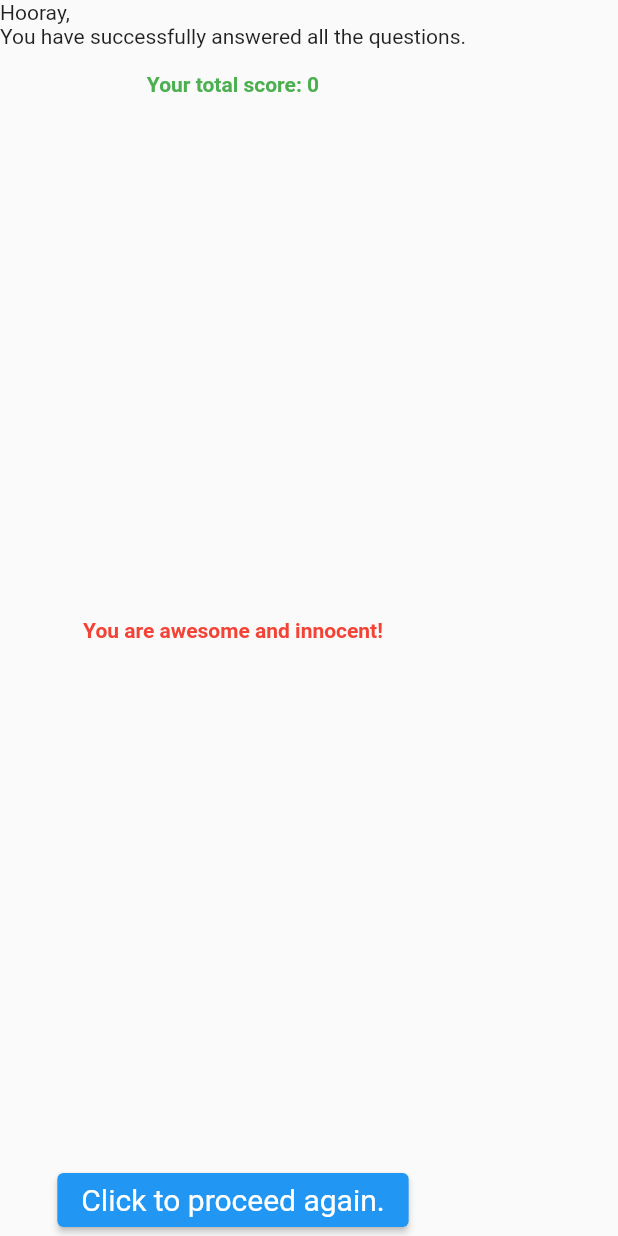
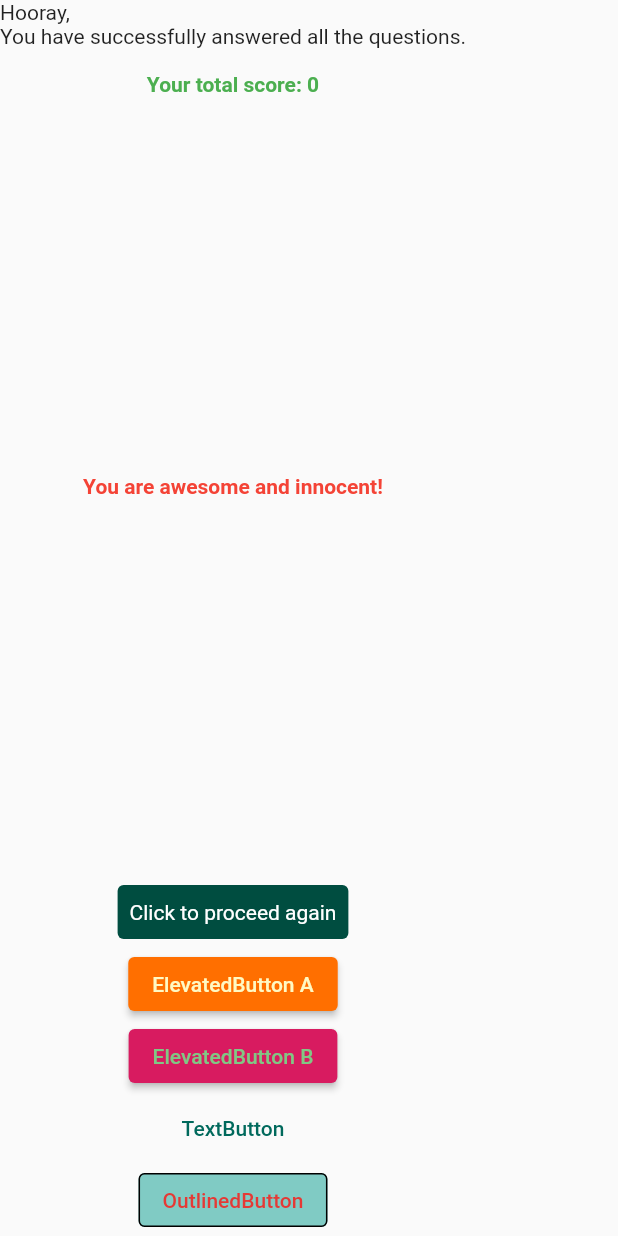
Before and after one commit to vinitkr28/UdemyFlutterAndDartTheCompleteGuide, a Flutter app: the Result widget shown alone on an empty page, opened directly with empty values, on a phone screen of 412 x 824 dp. Run offline on Flutter 3.47's test engine with Material 2 defaults, Android fonts, the phone set to English and light mode, and no system bars.

Commit message:
different types of button.

```diff
--- a/udemy_flutter_section2a/lib/result.dart
+++ b/udemy_flutter_section2a/lib/result.dart
@@ -74,7 +74,63 @@ class Result extends StatelessWidget {
         Spacer(
           flex: 1,
         ),
+        TextButton(
+          onPressed: _proceedAgain,
+          child: Text(
+            "Click to proceed again",
+            style: TextStyle(
+              fontWeight: FontWeight.normal,
+              color: Colors.white,
+            ),
+          ),
+          style: TextButton.styleFrom(
+            backgroundColor: Colors.teal[900],
+            padding: EdgeInsets.all(8),
+            //few more styles
+          ),
+        ),
         ElevatedButton(
+          onPressed: () {},
+          child: Text("ElevatedButton A"),
+          style: ButtonStyle(
+              backgroundColor: MaterialStateProperty.all(Colors.amber[900]),
+              foregroundColor: MaterialStateProperty.all(Colors.yellow[100])),
+          // foregroundColor: MaterialStateProperty.all(Colors.black)),
+        ),
+        ElevatedButton(
+          onPressed: () {},
+          child: Text("ElevatedButton B"),
+          style: ElevatedButton.styleFrom(
+              primary: Colors.pink[600], onPrimary: Colors.green[300]),
+        ),
+        TextButton(
+          onPressed: () {},
+          child: Text(
+            "TextButton",
+          ),
+          style: TextButton.styleFrom(
+            primary: Colors.teal[800],
+          ),
+        ),
+        OutlinedButton(
+          onPressed: () {},
+          child: Text("OutlinedButton"),
+          style: OutlinedButton.styleFrom(
+              backgroundColor: Colors.teal[200],
+              foregroundColor: Colors.red[600],
+              side: BorderSide(color: Colors.black)),
+        )
+      ],
+    );
+  }
+}
+
+
+
+/*
+
+
+ElevatedButton(
           onPressed: _proceedAgain,
           child: Text(
             "Click to proceed again.",
@@ -88,7 +144,22 @@ class Result extends StatelessWidget {
             backgroundColor: Colors.blue,
           ),
         )
-      ],
-    );
-  }
-}
+
+
+
+TextButton(
+          onPressed: _proceedAgain,
+          child: Text(
+            "Click to proceed again.",
+            style: TextStyle(
+              fontWeight: FontWeight.normal,
+              color: Colors.white,
+            ),
+          ),
+          style: TextButton.styleFrom(
+            backgroundColor: Colors.teal[900],
+            padding: EdgeInsets.all(8),
+            //few more styles
+          ),
+        )
+ */
```
